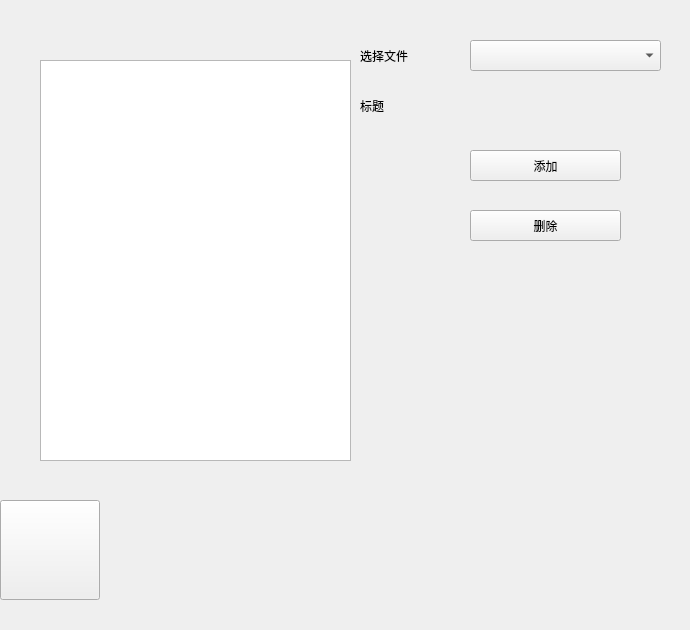
This is UIZT/CD_Safe/file_widget.ui in PIKACHUIM/Pika-Cpp-Ecc-Keepers as Qt 5 draws it before an edit. The edited form follows.
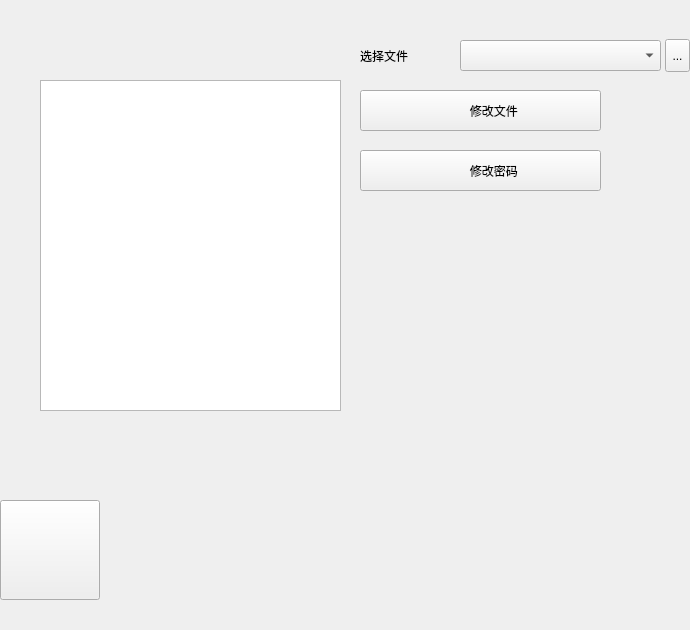
This is the edited form. Icons and pictures are not drawn.

The edit to the form file:
```diff
--- a/UIZT/CD_Safe/file_widget.ui
+++ b/UIZT/CD_Safe/file_widget.ui
@@ -62,9 +62,9 @@
    <property name="geometry">
     <rect>
      <x>40</x>
-     <y>60</y>
-     <width>311</width>
-     <height>401</height>
+     <y>80</y>
+     <width>301</width>
+     <height>331</height>
     </rect>
    </property>
    <property name="styleSheet">
@@ -74,10 +74,10 @@
   <widget class="QLabel" name="title">
    <property name="geometry">
     <rect>
-     <x>470</x>
-     <y>80</y>
-     <width>211</width>
-     <height>51</height>
+     <x>420</x>
+     <y>90</y>
+     <width>271</width>
+     <height>121</height>
     </rect>
    </property>
    <property name="styleSheet">
@@ -86,6 +86,12 @@
    <property name="text">
     <string/>
    </property>
+   <property name="alignment">
+    <set>Qt::AlignLeading|Qt::AlignLeft|Qt::AlignTop</set>
+   </property>
+   <property name="wordWrap">
+    <bool>true</bool>
+   </property>
   </widget>
   <widget class="QLabel" name="title_label">
    <property name="geometry">
@@ -100,18 +106,21 @@
     <string notr="true">font: 16pt &quot;黑体&quot;;</string>
    </property>
    <property name="text">
-    <string>标题</string>
+    <string>路径</string>
    </property>
   </widget>
   <widget class="QComboBox" name="choose">
    <property name="geometry">
     <rect>
-     <x>470</x>
+     <x>460</x>
      <y>40</y>
-     <width>191</width>
+     <width>201</width>
      <height>31</height>
     </rect>
    </property>
+   <property name="styleSheet">
+    <string notr="true">font: 10pt &quot;Arial&quot;;</string>
+   </property>
   </widget>
   <widget class="QLabel" name="choose_label">
    <property name="geometry">
@@ -132,35 +141,79 @@
   <widget class="QToolButton" name="add_button">
    <property name="geometry">
     <rect>
-     <x>470</x>
-     <y>150</y>
-     <width>151</width>
-     <height>31</height>
+     <x>360</x>
+     <y>90</y>
+     <width>241</width>
+     <height>41</height>
     </rect>
    </property>
    <property name="styleSheet">
     <string notr="true">font: 14pt &quot;黑体&quot;;</string>
    </property>
    <property name="text">
-    <string>添加</string>
+    <string>        修改文件</string>
    </property>
   </widget>
   <widget class="QToolButton" name="delete_button">
    <property name="geometry">
     <rect>
-     <x>470</x>
-     <y>210</y>
-     <width>151</width>
-     <height>31</height>
+     <x>360</x>
+     <y>150</y>
+     <width>241</width>
+     <height>41</height>
     </rect>
    </property>
    <property name="styleSheet">
     <string notr="true">font: 14pt &quot;黑体&quot;;</string>
    </property>
    <property name="text">
-    <string>删除</string>
+    <string>        修改密码</string>
    </property>
   </widget>
+  <widget class="QToolButton" name="file_choose">
+   <property name="geometry">
+    <rect>
+     <x>665</x>
+     <y>39</y>
+     <width>25</width>
+     <height>33</height>
+    </rect>
+   </property>
+   <property name="styleSheet">
+    <string notr="true">font: 10pt &quot;黑体&quot;;</string>
+   </property>
+   <property name="text">
+    <string>...</string>
+   </property>
+  </widget>
+  <widget class="QLabel" name="backgroun_picture">
+   <property name="geometry">
+    <rect>
+     <x>0</x>
+     <y>30</y>
+     <width>351</width>
+     <height>421</height>
+    </rect>
+   </property>
+   <property name="styleSheet">
+    <string notr="true">border-image: url(:/file.png);</string>
+   </property>
+   <property name="text">
+    <string/>
+   </property>
+  </widget>
+  <zorder>backgroun_picture</zorder>
+  <zorder>label</zorder>
+  <zorder>back_label</zorder>
+  <zorder>back</zorder>
+  <zorder>text</zorder>
+  <zorder>title</zorder>
+  <zorder>title_label</zorder>
+  <zorder>choose</zorder>
+  <zorder>choose_label</zorder>
+  <zorder>add_button</zorder>
+  <zorder>delete_button</zorder>
+  <zorder>file_choose</zorder>
  </widget>
  <resources/>
  <connections/>
```
Left out of the diff: 11 changed lines with no effect on the pictures.
